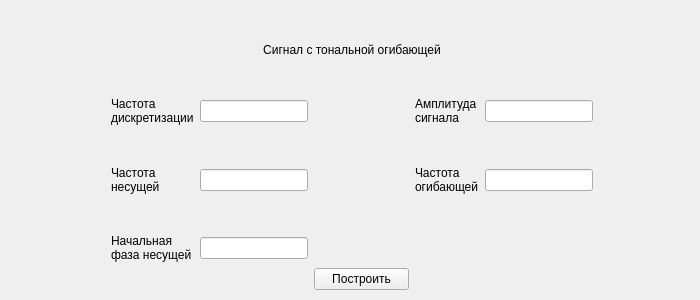
Qt form ui/TonalEnvelope.ui (FroggyKwa/SignalAnalyzer) before a commit.
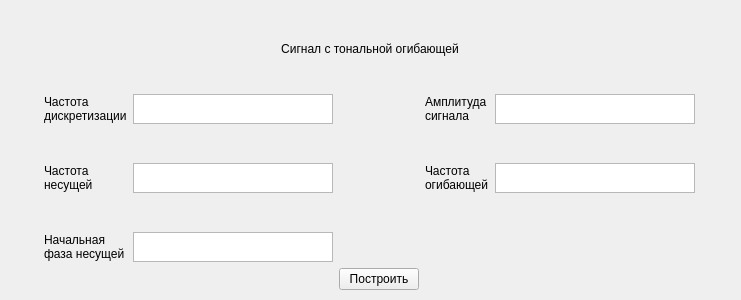
The same form after that commit.

Diff of the .ui file:
```diff
--- a/ui/TonalEnvelope.ui
+++ b/ui/TonalEnvelope.ui
@@ -6,7 +6,7 @@
    <rect>
     <x>0</x>
     <y>0</y>
-    <width>700</width>
+    <width>741</width>
     <height>300</height>
    </rect>
   </property>
@@ -18,7 +18,7 @@
     <rect>
      <x>9</x>
      <y>9</y>
-     <width>686</width>
+     <width>722</width>
      <height>281</height>
     </rect>
    </property>
@@ -82,9 +82,6 @@
       </property>
      </spacer>
     </item>
-    <item row="3" column="2">
-     <widget class="QLineEdit" name="start"/>
-    </item>
     <item row="5" column="0">
      <spacer name="horizontalSpacer_2">
       <property name="orientation">
@@ -133,16 +130,13 @@
      </widget>
     </item>
     <item row="3" column="1">
-     <widget class="QLabel" name="frequency_text_edit">
+     <widget class="QLabel" name="label1">
       <property name="text">
        <string>Частота
 дискретизации</string>
       </property>
      </widget>
     </item>
-    <item row="5" column="5">
-     <widget class="QLineEdit" name="fo"/>
-    </item>
     <item row="2" column="2">
      <spacer name="verticalSpacer_3">
       <property name="orientation">
@@ -164,9 +158,6 @@
       </property>
      </widget>
     </item>
-    <item row="3" column="5">
-     <widget class="QLineEdit" name="a"/>
-    </item>
     <item row="5" column="1">
      <widget class="QLabel" name="frequency">
       <property name="text">
@@ -175,9 +166,6 @@
       </property>
      </widget>
     </item>
-    <item row="5" column="2">
-     <widget class="QLineEdit" name="fn"/>
-    </item>
     <item row="7" column="1">
      <widget class="QLabel" name="start_fase">
       <property name="text">
@@ -186,8 +174,85 @@
       </property>
      </widget>
     </item>
+    <item row="3" column="2">
+     <widget class="QTextEdit" name="frequency_text_edit">
+      <property name="sizePolicy">
+       <sizepolicy hsizetype="Fixed" vsizetype="Fixed">
+        <horstretch>0</horstretch>
+        <verstretch>0</verstretch>
+       </sizepolicy>
+      </property>
+      <property name="maximumSize">
+       <size>
+        <width>200</width>
+        <height>30</height>
+       </size>
+      </property>
+     </widget>
+    </item>
+    <item row="5" column="2">
+     <widget class="QTextEdit" name="fn">
+      <property name="sizePolicy">
+       <sizepolicy hsizetype="Fixed" vsizetype="Fixed">
+        <horstretch>0</horstretch>
+        <verstretch>0</verstretch>
+       </sizepolicy>
+      </property>
+      <property name="maximumSize">
+       <size>
+        <width>200</width>
+        <height>30</height>
+       </size>
+      </property>
+     </widget>
+    </item>
     <item row="7" column="2">
-     <widget class="QLineEdit" name="fi"/>
+     <widget class="QTextEdit" name="fi">
+      <property name="sizePolicy">
+       <sizepolicy hsizetype="Fixed" vsizetype="Fixed">
+        <horstretch>0</horstretch>
+        <verstretch>0</verstretch>
+       </sizepolicy>
+      </property>
+      <property name="maximumSize">
+       <size>
+        <width>200</width>
+        <height>30</height>
+       </size>
+      </property>
+     </widget>
+    </item>
+    <item row="3" column="5">
+     <widget class="QTextEdit" name="a">
+      <property name="sizePolicy">
+       <sizepolicy hsizetype="Fixed" vsizetype="Fixed">
+        <horstretch>0</horstretch>
+        <verstretch>0</verstretch>
+       </sizepolicy>
+      </property>
+      <property name="maximumSize">
+       <size>
+        <width>200</width>
+        <height>30</height>
+       </size>
+      </property>
+     </widget>
+    </item>
+    <item row="5" column="5">
+     <widget class="QTextEdit" name="fo">
+      <property name="sizePolicy">
+       <sizepolicy hsizetype="Fixed" vsizetype="Fixed">
+        <horstretch>0</horstretch>
+        <verstretch>0</verstretch>
+       </sizepolicy>
+      </property>
+      <property name="maximumSize">
+       <size>
+        <width>200</width>
+        <height>30</height>
+       </size>
+      </property>
+     </widget>
     </item>
    </layout>
   </widget>
```
Left out of the diff: 2 changed lines with no effect on the pictures.
